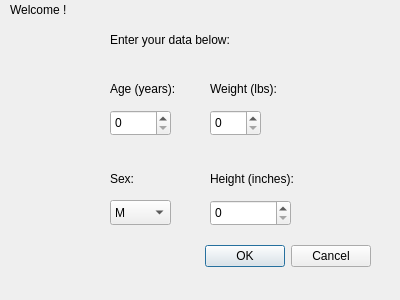
First picture: the form in menu.ui, repository kevinlucas23/getFit, before the edit.
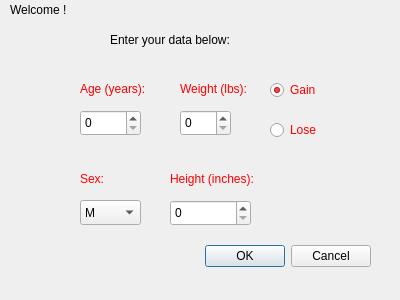
Second picture: the form after the edit.

Commit message: added menu screen to select different modes

Diff of the .ui file:
```diff
--- a/menu.ui
+++ b/menu.ui
@@ -58,7 +58,7 @@
   <widget class="QComboBox" name="sex">
    <property name="geometry">
     <rect>
-     <x>110</x>
+     <x>80</x>
      <y>200</y>
      <width>61</width>
      <height>25</height>
@@ -78,7 +78,7 @@
   <widget class="QSpinBox" name="age">
    <property name="geometry">
     <rect>
-     <x>110</x>
+     <x>80</x>
      <y>110</y>
      <width>61</width>
      <height>26</height>
@@ -88,12 +88,15 @@
   <widget class="QLabel" name="age_label">
    <property name="geometry">
     <rect>
-     <x>110</x>
+     <x>80</x>
      <y>80</y>
      <width>91</width>
      <height>17</height>
     </rect>
    </property>
+   <property name="styleSheet">
+    <string notr="true">color: rgb(255, 0, 0);</string>
+   </property>
    <property name="text">
     <string>Age (years):</string>
    </property>
@@ -101,12 +104,15 @@
   <widget class="QLabel" name="weight_label">
    <property name="geometry">
     <rect>
-     <x>210</x>
+     <x>180</x>
      <y>80</y>
-     <width>101</width>
+     <width>81</width>
      <height>17</height>
     </rect>
    </property>
+   <property name="styleSheet">
+    <string notr="true">color: rgb(255, 0, 0);</string>
+   </property>
    <property name="text">
     <string>Weight (lbs):</string>
    </property>
@@ -114,7 +120,7 @@
   <widget class="QSpinBox" name="weight">
    <property name="geometry">
     <rect>
-     <x>210</x>
+     <x>180</x>
      <y>110</y>
      <width>51</width>
      <height>26</height>
@@ -124,12 +130,15 @@
   <widget class="QLabel" name="sex_label">
    <property name="geometry">
     <rect>
-     <x>110</x>
+     <x>80</x>
      <y>170</y>
      <width>67</width>
      <height>17</height>
     </rect>
    </property>
+   <property name="styleSheet">
+    <string notr="true">color: rgb(255, 0, 0);</string>
+   </property>
    <property name="text">
     <string>Sex: </string>
    </property>
@@ -137,12 +146,15 @@
   <widget class="QLabel" name="height_label">
    <property name="geometry">
     <rect>
-     <x>210</x>
+     <x>170</x>
      <y>170</y>
      <width>111</width>
      <height>17</height>
     </rect>
    </property>
+   <property name="styleSheet">
+    <string notr="true">color: rgb(255, 0, 0);</string>
+   </property>
    <property name="text">
     <string>Height (inches):</string>
    </property>
@@ -150,13 +162,48 @@
   <widget class="QSpinBox" name="height">
    <property name="geometry">
     <rect>
-     <x>210</x>
+     <x>170</x>
      <y>200</y>
      <width>81</width>
      <height>26</height>
     </rect>
    </property>
   </widget>
+  <widget class="QRadioButton" name="gain">
+   <property name="geometry">
+    <rect>
+     <x>270</x>
+     <y>80</y>
+     <width>85</width>
+     <height>20</height>
+    </rect>
+   </property>
+   <property name="styleSheet">
+    <string notr="true">color: rgb(255, 0, 0);</string>
+   </property>
+   <property name="text">
+    <string>Gain</string>
+   </property>
+   <property name="checked">
+    <bool>true</bool>
+   </property>
+  </widget>
+  <widget class="QRadioButton" name="lose">
+   <property name="geometry">
+    <rect>
+     <x>270</x>
+     <y>120</y>
+     <width>85</width>
+     <height>20</height>
+    </rect>
+   </property>
+   <property name="styleSheet">
+    <string notr="true">color: rgb(255, 0, 0);</string>
+   </property>
+   <property name="text">
+    <string>Lose</string>
+   </property>
+  </widget>
  </widget>
  <resources/>
  <connections>
```
The commit also changes 18 other files.
